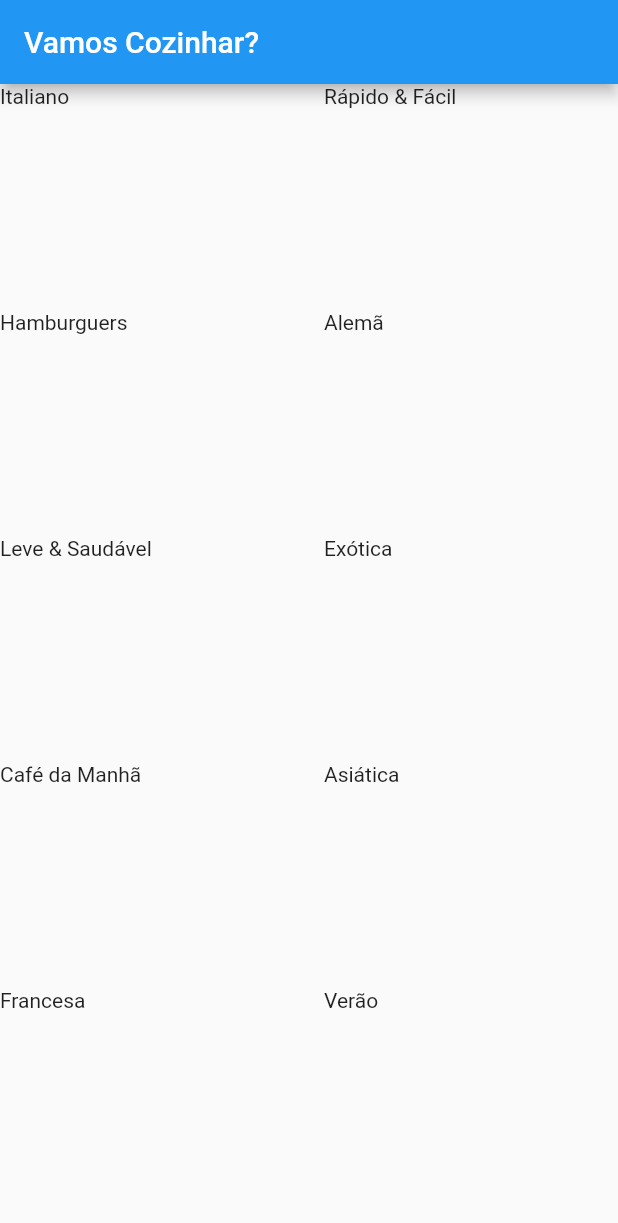
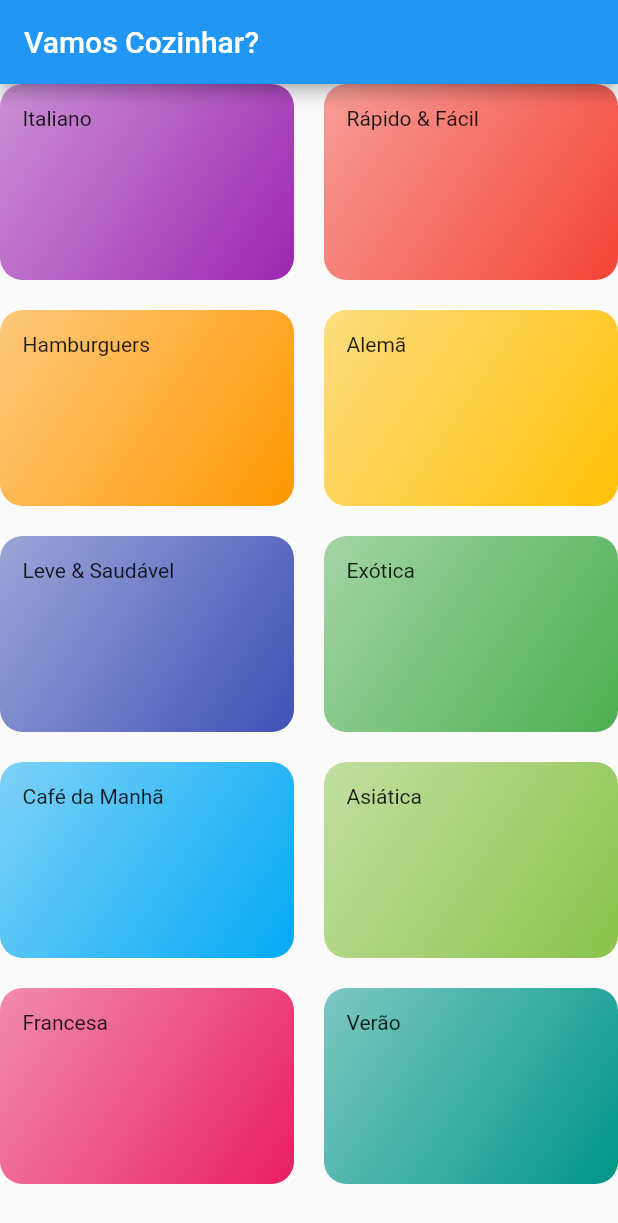
Before and after one commit to leonardogm85/flutter-meals, a Flutter app: the screen it shows after launch, on a phone screen of 412 x 824 dp. Shown: the top 1223 px of the screen. Run offline on Flutter 3.47's test engine with Material 2 defaults, Android fonts, the phone set to English and light mode, and no system bars.

Commit message:
Componente Item Categoria

```diff
--- a/lib/components/category_item.dart
+++ b/lib/components/category_item.dart
@@ -11,6 +11,20 @@ class CategoryItem extends StatelessWidget {
 
   @override
   Widget build(BuildContext context) {
-    return Text(category.title);
+    return Container(
+      child: Text(category.title),
+      padding: const EdgeInsets.all(15),
+      decoration: BoxDecoration(
+        borderRadius: BorderRadius.circular(15),
+        gradient: LinearGradient(
+          colors: [
+            category.color.withOpacity(0.5),
+            category.color,
+          ],
+          begin: Alignment.topLeft,
+          end: Alignment.bottomRight,
+        ),
+      ),
+    );
   }
 }
```
